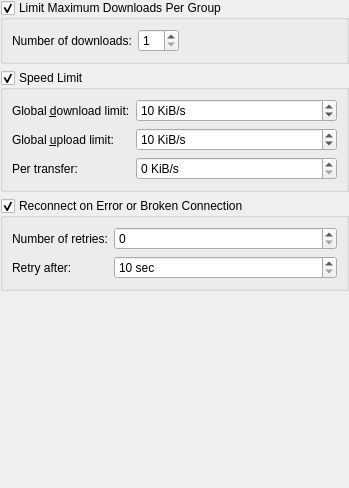
Before: the Qt Designer form conf/dlgnetwork.ui in KDE/kget, drawn with Qt 5.
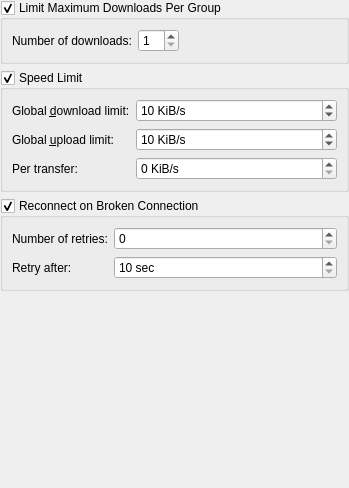
After: the same form once the commit is applied.

Commit message:
Better description for Network settings.
"Reconnect on Broken Connection" instead of including also "Error".

The edit to the form file:
```diff
--- a/conf/dlgnetwork.ui
+++ b/conf/dlgnetwork.ui
@@ -130,7 +130,7 @@
    <item>
     <widget class="QGroupBox" name="kcfg_ReconnectOnBroken">
      <property name="title">
-      <string>Reconnect on Error or Broken Connection</string>
+      <string>Reconnect on Broken Connection</string>
      </property>
      <property name="checkable">
       <bool>true</bool>
```
